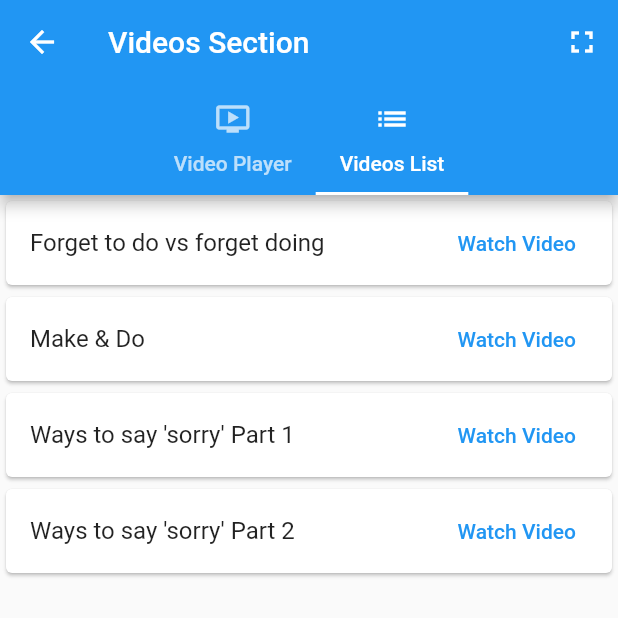
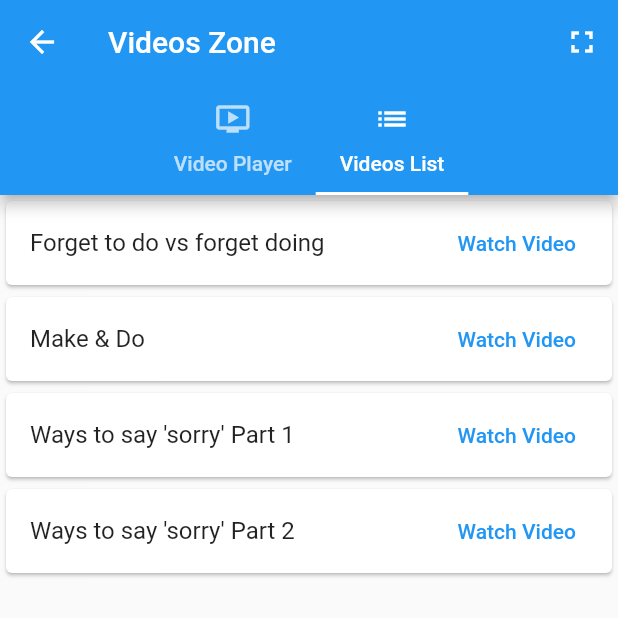
Before and after one commit to mohammad6202/elearningApp, a Flutter app: the Video screen opened directly, tab 2 chosen, on a phone screen of 412 x 824 dp, the top half of it. Run offline on Flutter 3.47's test engine with Material 2 defaults, Android fonts, the phone set to English and light mode, and no system bars; our stand-ins replace audioplayers, video_player; missing offline and left inert: syncfusion_flutter_pdfviewer.

Commit message:
rename video title

```diff
--- a/lib/screens/video.dart
+++ b/lib/screens/video.dart
@@ -33,7 +33,7 @@ class Video extends StatelessWidget {
         return Scaffold(
           key: const ValueKey<String>('home_page'),
           appBar: AppBar(
-            title: const Text('Videos Section'),
+            title: const Text('Videos Zone'),
             actions: <Widget>[
               IconButton(
                 key: const ValueKey<String>('push_tab'),
```
